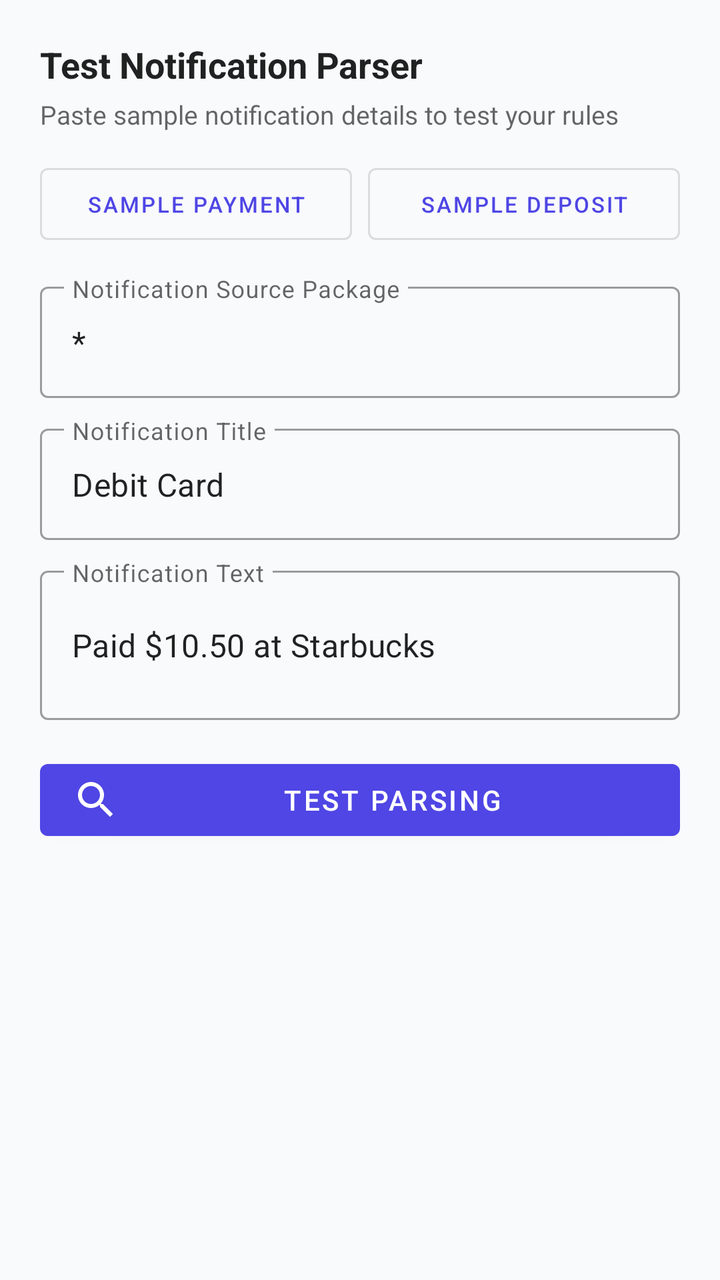
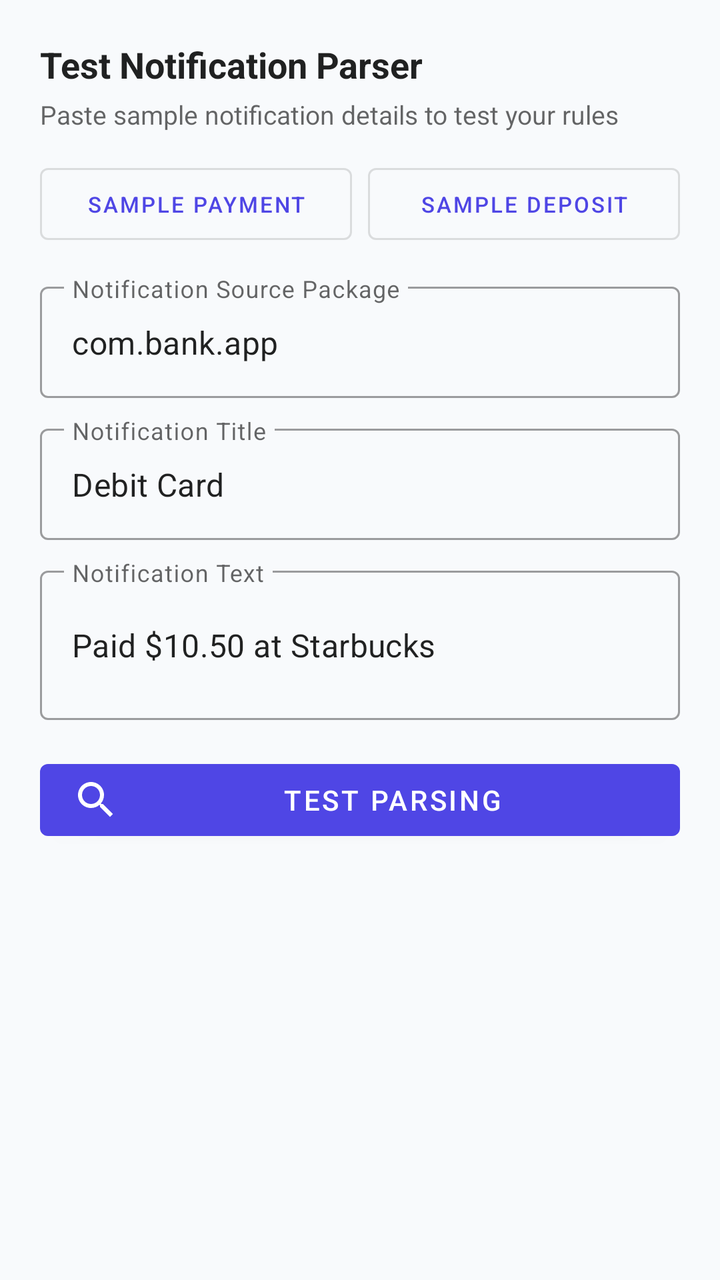

Two renders of the same Android screen: before a commit and after it. Below are the layout's source before the change and the commit's diff.
<!-- AndroidManifest.xml: application theme Theme.ActualApp -->
<!-- res/layout/dialog_test_parser.xml -->
<?xml version="1.0" encoding="utf-8"?>
<ScrollView xmlns:android="http://schemas.android.com/apk/res/android"
    xmlns:app="http://schemas.android.com/apk/res-auto"
    android:layout_width="match_parent"
    android:layout_height="wrap_content"
    android:padding="20dp">

    <LinearLayout
        android:layout_width="match_parent"
        android:layout_height="wrap_content"
        android:orientation="vertical">

        <TextView
            android:layout_width="wrap_content"
            android:layout_height="wrap_content"
            android:text="Test Notification Parser"
            android:textColor="?android:attr/textColorPrimary"
            android:textSize="18sp"
            android:textStyle="bold" />

        <TextView
            android:layout_width="wrap_content"
            android:layout_height="wrap_content"
            android:layout_marginTop="4dp"
            android:layout_marginBottom="12dp"
            android:text="Paste sample notification details to test your rules"
            android:textColor="?android:attr/textColorSecondary"
            android:textSize="13sp" />

        
        <LinearLayout
            android:layout_width="match_parent"
            android:layout_height="wrap_content"
            android:layout_marginBottom="12dp"
            android:orientation="horizontal">

            <com.google.android.material.button.MaterialButton
                android:id="@+id/btnSampleCoffee"
                style="@style/Widget.MaterialComponents.Button.OutlinedButton"
                android:layout_width="0dp"
                android:layout_height="wrap_content"
                android:layout_marginEnd="4dp"
                android:layout_weight="1"
                android:text="Sample Payment"
                android:textSize="11sp" />

            <com.google.android.material.button.MaterialButton
                android:id="@+id/btnSampleSalary"
                style="@style/Widget.MaterialComponents.Button.OutlinedButton"
                android:layout_width="0dp"
                android:layout_height="wrap_content"
                android:layout_marginStart="4dp"
                android:layout_weight="1"
                android:text="Sample Deposit"
                android:textSize="11sp" />
        </LinearLayout>

        
        <com.google.android.material.textfield.TextInputLayout
            style="@style/Widget.MaterialComponents.TextInputLayout.OutlinedBox"
            android:layout_width="match_parent"
            android:layout_height="wrap_content"
            android:layout_marginBottom="10dp"
            android:hint="Notification Source Package">

            <com.google.android.material.textfield.TextInputEditText
                android:id="@+id/etTestPackage"
                android:layout_width="match_parent"
                android:layout_height="wrap_content"
                android:text="*" />
        </com.google.android.material.textfield.TextInputLayout>

        
        <com.google.android.material.textfield.TextInputLayout
            style="@style/Widget.MaterialComponents.TextInputLayout.OutlinedBox"
            android:layout_width="match_parent"
            android:layout_height="wrap_content"
            android:layout_marginBottom="10dp"
            android:hint="Notification Title">

            <com.google.android.material.textfield.TextInputEditText
                android:id="@+id/etTestTitle"
                android:layout_width="match_parent"
                android:layout_height="wrap_content"
                android:text="Debit Card" />
        </com.google.android.material.textfield.TextInputLayout>

        
        <com.google.android.material.textfield.TextInputLayout
            style="@style/Widget.MaterialComponents.TextInputLayout.OutlinedBox"
            android:layout_width="match_parent"
            android:layout_height="wrap_content"
            android:layout_marginBottom="16dp"
            android:hint="Notification Text">

            <com.google.android.material.textfield.TextInputEditText
                android:id="@+id/etTestText"
                android:layout_width="match_parent"
                android:layout_height="wrap_content"
                android:minLines="2"
                android:text="Paid $10.50 at Starbucks" />
        </com.google.android.material.textfield.TextInputLayout>

        <com.google.android.material.button.MaterialButton
            android:id="@+id/btnRunTest"
            style="@style/Widget.MaterialComponents.Button"
            android:layout_width="match_parent"
            android:layout_height="48dp"
            android:layout_marginBottom="16dp"
            android:text="Test Parsing"
            app:icon="@drawable/ic_search" />

        
        <LinearLayout
            android:id="@+id/layoutTestResult"
            android:layout_width="match_parent"
            android:layout_height="wrap_content"
            android:background="@drawable/bg_rounded_light"
            android:orientation="vertical"
            android:padding="12dp"
            android:visibility="gone">

            <TextView
                android:id="@+id/tvTestStatus"
                android:layout_width="wrap_content"
                android:layout_height="wrap_content"
                android:text="Match Status"
                android:textSize="14sp"
                android:textStyle="bold" />

            <TextView
                android:id="@+id/tvTestJson"
                android:layout_width="match_parent"
                android:layout_height="wrap_content"
                android:layout_marginTop="8dp"
                android:fontFamily="monospace"
                android:textColor="?android:attr/textColorPrimary"
                android:textSize="12sp" />

            <com.google.android.material.button.MaterialButton
                android:id="@+id/btnSimulatePopup"
                style="@style/Widget.MaterialComponents.Button.OutlinedButton"
                android:layout_width="match_parent"
                android:layout_height="wrap_content"
                android:layout_marginTop="12dp"
                android:text="Simulate Popup Dialog"
                app:icon="@drawable/ic_view" />
        </LinearLayout>
    </LinearLayout>
</ScrollView>
<!-- resources referenced by this layout -->
<resources>
  <!-- drawable bg_rounded_light (drawable) -->
  <?xml version="1.0" encoding="utf-8"?>
  <shape xmlns:android="http://schemas.android.com/apk/res/android"
      android:shape="rectangle">
      <corners android:radius="12dp" />
      <solid android:color="@color/input_background" />
      <stroke
          android:width="1dp"
          android:color="@color/card_stroke" />
  </shape>
  <!-- drawable ic_search (drawable) -->
  <vector xmlns:android="http://schemas.android.com/apk/res/android"
      android:width="24dp"
      android:height="24dp"
      android:viewportWidth="24"
      android:viewportHeight="24">
      <path
          android:fillColor="@color/primary"
          android:pathData="M15.5,14h-0.79l-0.28,-0.27C15.41,12.59 16,11.11 16,9.5 16,5.91 13.09,3 9.5,3S3,5.91 3,9.5 5.91,16 9.5,16c1.61,0 3.09,-0.59 4.23,-1.57l0.27,0.28v0.79l5,4.99L20.49,19l-4.99,-5zM9.5,14C7.01,14 5,11.99 5,9.5S7.01,5 9.5,5 14,7.01 14,9.5 11.99,14 9.5,14z"/>
  </vector>
  <!-- drawable ic_view (drawable) -->
  <vector xmlns:android="http://schemas.android.com/apk/res/android"
      android:width="24dp"
      android:height="24dp"
      android:viewportWidth="24"
      android:viewportHeight="24">
      <path
          android:fillColor="@color/primary"
          android:pathData="M12,4.5C7,4.5 2.73,7.61 1,12c1.73,4.39 6,7.5 11,7.5s9.27,-3.11 11,-7.5c-1.73,-4.39 -6,-7.5 -11,-7.5zM12,17c-2.76,0 -5,-2.24 -5,-5s2.24,-5 5,-5 5,2.24 5,5 -2.24,5 -5,5zM12,9c-1.66,0 -3,1.34 -3,3s1.34,3 3,3 3,-1.34 3,-3 -1.34,-3 -3,-3z"/>
  </vector>
  <style name="Theme.ActualApp" parent="Theme.MaterialComponents.DayNight.NoActionBar">
          
          <item name="colorPrimary">@color/primary</item>
          <item name="colorPrimaryVariant">@color/primary_variant</item>
          <item name="colorOnPrimary">@color/white</item>
          
          <item name="colorSecondary">@color/secondary</item>
          <item name="colorSecondaryVariant">@color/secondary_variant</item>
          <item name="colorOnSecondary">@color/white</item>
          
          <item name="android:windowBackground">@color/background</item>
          <item name="colorSurface">@color/surface</item>
          <item name="android:colorBackground">@color/background</item>
          <item name="android:statusBarColor">@color/surface</item>
          <item name="android:windowLightStatusBar">true</item>
          
          <item name="boxStrokeColor">@color/text_input_box_stroke</item>
          <item name="boxBackgroundColor">@color/text_input_box_background</item>
          <item name="hintTextColor">?colorPrimary</item>
      </style>
  <color name="input_background">#F1F5F9</color>
  <color name="card_stroke">#E2E8F0</color>
  <color name="primary">#4F46E5</color>
  <color name="primary_variant">#4338CA</color>
  <color name="white">#FFFFFF</color>
  <color name="secondary">#10B981</color>
  <color name="secondary_variant">#059669</color>
  <color name="background">#F8FAFC</color>
  <color name="surface">#FFFFFF</color>
</resources>

<!-- the commit's change to res/layout/dialog_test_parser.xml (unified diff, before → after) -->
@@ -67,7 +67,7 @@
                 android:id="@+id/etTestPackage"
                 android:layout_width="match_parent"
                 android:layout_height="wrap_content"
-                android:text="*" />
+                android:text="com.bank.app" />
         </com.google.android.material.textfield.TextInputLayout>
 
         
